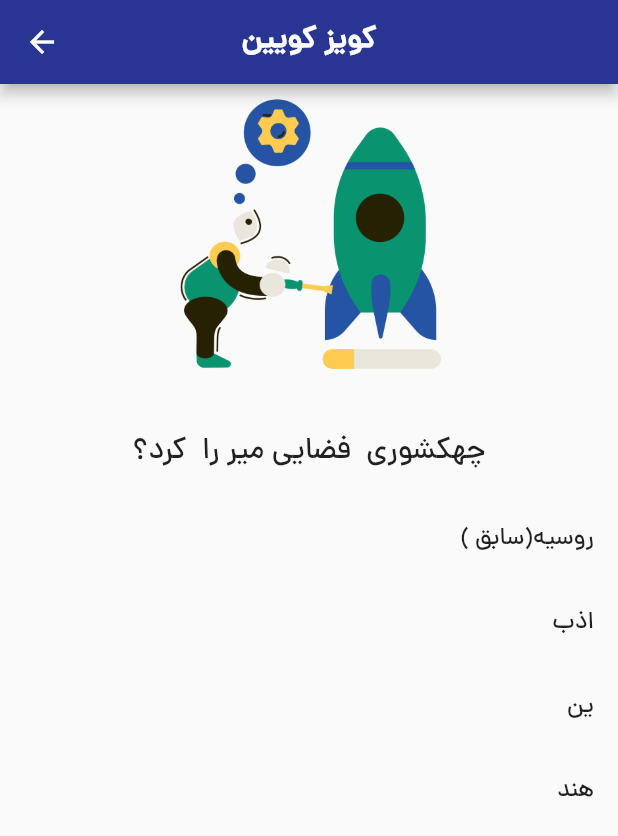
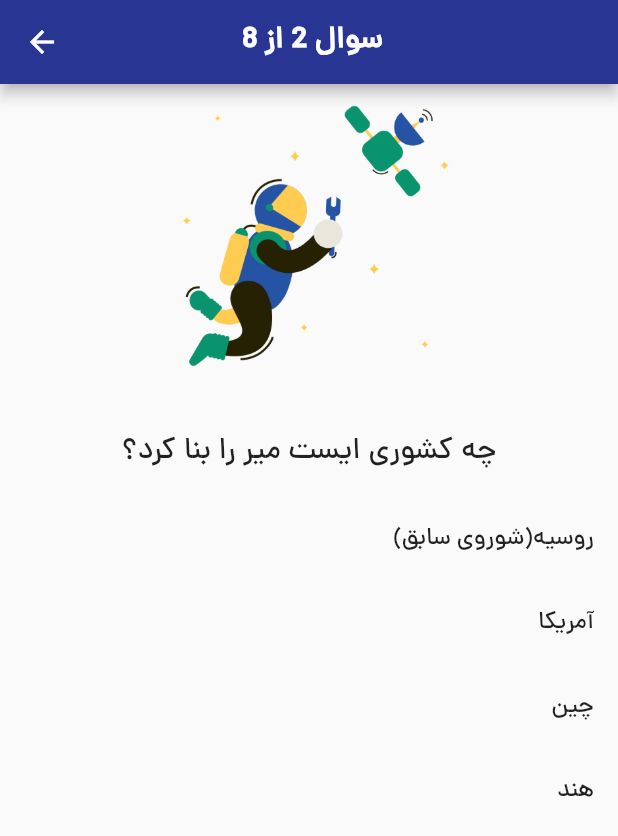
Before and after one commit to Milad-heydarloo/quiz_app, a Flutter app: the quiz_pages screen opened directly, after a tap on "میلاد حیدرلو", on a phone screen of 412 x 824 dp. Shown: the top 836 px of the screen. Run offline on Flutter 3.47's test engine with Material 2 defaults, Android fonts, the light colour scheme and no system bars.

Commit message:
adress dehy

```diff
--- a/lib/constants/Constants.dart
+++ b/lib/constants/Constants.dart
@@ -15,41 +15,40 @@ List<Qustion> getQuestionsList() {
   ];
 
   var secondQuestion = Qustion();
-  secondQuestion.questionTitle = 'چه یبذی ایستگاهیبذفضایی میر را بنا کرد؟';
+  secondQuestion.questionTitle = 'چه کشوری ایست میر را بنا کرد؟';
   secondQuestion.imageNameNubmer = '2';
   secondQuestion.correctAnswer = 0;
-  secondQuestion.answerList = ['(شیظباوروی سابق)روسیه', 'یبذیظب', 'یب', 'یبذیبذ'];
-
+  secondQuestion.answerList = ['(شوروی سابق)روسیه', 'آمریکا', 'چین', 'هند'];
   var secondQuesti = Qustion();
-  secondQuestion.questionTitle = 'چه کشوری ایستگاه فضایی میر را یبا؟';
-  secondQuestion.imageNameNubmer = '3';
-  secondQuestion.correctAnswer = 0;
-  secondQuestion.answerList = ['(یبایب سابق)روسیه', 'یبیبذ', 'یبذیبذ', 'یب'];
+  secondQuesti.questionTitle = 'چه کشوری ایستگاه فضاییایای میر را بنا کرد؟';
+  secondQuesti.imageNameNubmer = '3';
+  secondQuesti.correctAnswer = 0;
+  secondQuesti.answerList = ['(شوروی سابق)یبایابروسیه', 'آمریکیبلیا', 'چینیای', 'هیایند'];
   var secondQuest = Qustion();
-  secondQuestion.questionTitle = 'چه یقایظ ایستگاهیب فضایی میر را بنا کرد؟';
-  secondQuestion.imageNameNubmer = '4';
-  secondQuestion.correctAnswer = 0;
-  secondQuestion.answerList = ['(قایغت سابق)روسیه', 'لدل', 'سیسیل', 'سیلی'];
+  secondQuest.questionTitle = 'چه کشویبایری اییی میر را بنا کرد؟';
+  secondQuest.imageNameNubmer = '4';
+  secondQuest.correctAnswer = 0;
+  secondQuest.answerList = ['(شوروی سابق)روسبفابیه', 'آمرفبابفیکا', 'چبابدین', 'هندیبای'];
   var secondQues = Qustion();
-  secondQuestion.questionTitle = 'چه کشوری یقذ فضایی میر را بنا کرد؟';
-  secondQuestion.imageNameNubmer = '5';
-  secondQuestion.correctAnswer = 0;
-  secondQuestion.answerList = ['(یبذ سابق)روسیه', 'بد', 'بلد', 'ائ'];
+  secondQues.questionTitle = 'چه کشورضایی میر را بنا کرد؟';
+  secondQues.imageNameNubmer = '5';
+  secondQues.correctAnswer = 0;
+  secondQues.answerList = ['(شوروی سابق)ربفابفاوسیه', 'آمریبااکا', 'چبفاین', 'هبفاند'];
   var secondQue = Qustion();
-  secondQuestion.questionTitle = 'چه کشوری ایستگاه بلد میر را بنا کرد؟';
-  secondQuestion.imageNameNubmer = '6';
-  secondQuestion.correctAnswer = 0;
-  secondQuestion.answerList = ['(شوروی سابق)بلد', 'لبدل', 'بلد', 'بلد'];
+  secondQue.questionTitle = 'چه کشوری ایستگاه فض را بنا کرد؟';
+  secondQue.imageNameNubmer = '6';
+  secondQue.correctAnswer = 0;
+  secondQue.answerList = ['(شوروی بفسابق)روسیبفاه', 'آمریبکا', 'چیبفاان', 'هبفاند'];
   var secondQu = Qustion();
-  secondQuestion.questionTitle = 'چه کشوری بلد فضایی میر را بنا کرد؟';
-  secondQuestion.imageNameNubmer = '7';
-  secondQuestion.correctAnswer = 0;
-  secondQuestion.answerList = ['روسیه', 'آمیکا', 'ین', 'هد'];
+  secondQu.questionTitle = 'چه کشوری ایی میر را بنا کرد؟';
+  secondQu.imageNameNubmer = '7';
+  secondQu.correctAnswer = 0;
+  secondQu.answerList = ['(شوروی سابق)', 'لبابط', 'رعن', 'زلغت'];
   var secondQ = Qustion();
-  secondQuestion.questionTitle = 'چهکشوری  فضایی میر را  کرد؟';
-  secondQuestion.imageNameNubmer = '8';
-  secondQuestion.correctAnswer = 0;
-  secondQuestion.answerList = ['( سابق)روسیه', 'اذب', 'ین', 'هند'];
+  secondQ.questionTitle = 'چه کوری ایسایی میر را بنا کرد؟';
+  secondQ.imageNameNubmer = '8';
+  secondQ.correctAnswer = 0;
+  secondQ.answerList = ['( سابق)روسیه', 'آمکا', 'چن', 'هد'];
 
   return [
     firstQuestion,
--- a/lib/quiz_page.dart
+++ b/lib/quiz_page.dart
@@ -12,18 +12,22 @@ class quiz_pages extends StatefulWidget {
 
 class _quiz_pagesState extends State<quiz_pages> {
   //in soal aval ro miyareh
-  int showQuestionIndex = 0;
-Qustion? qustion;
+  int showQuestionIndex=0 ;
+  int numberValue=1 ;
+  Qustion? qustion;
+
+
   @override
   Widget build(BuildContext context) {
-    qustion=getQuestionsList()[showQuestionIndex];
+    qustion = getQuestionsList()[showQuestionIndex];
+
 
     return Scaffold(
       appBar: AppBar(
         centerTitle: true,
         backgroundColor: Colors.indigo[800],
         title: Text(
-          'کویز کویین',
+       ' سوال '+'${numberValue}'+' از '+'${getQuestionsList().length}',
           style: TextStyle(
             fontWeight: FontWeight.bold,
             color: Colors.white,
@@ -41,7 +45,7 @@ Qustion? qustion;
             width: 200.0,
             child: Image(
               // ba ! in behesh mifahmonam null nist
-              image: AssetImage('images/'+qustion!.imageNameNubmer!+'.png'),
+              image: AssetImage('images/' + qustion!.imageNameNubmer! + '.png'),
             ),
           ),
           SizedBox(
@@ -60,8 +64,9 @@ Qustion? qustion;
           ),
           //migeh man vasat ye list misazam ba 4 item
           //va index shomareh khonehast
+
           ...List.generate(
-            4,
+            4 ,
             //\/ListTile
             (index) => getQuestion(index),
           )
@@ -79,13 +84,20 @@ Qustion? qustion;
       //ino mizarim vase click kardan dro javabaye drost
       onTap: () {
         //tashkhis javab drost va ghalat
-        if(qustion!.correctAnswer==index){
+        if (qustion!.correctAnswer == index) {
           //true
-        }else{
+          print('shod');
+        } else {
           //false
+          print('nashod');
         }
+
         setState(() {
-          showQuestionIndex=showQuestionIndex+1;
+          print('object');
+          if (showQuestionIndex < getQuestionsList().length-1) {
+            numberValue++;
+            showQuestionIndex++;
+          }
         });
       },
     );
```
